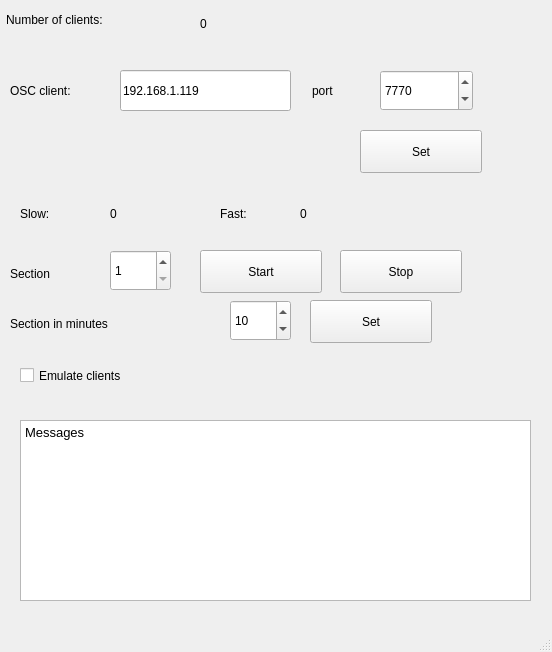
The window that mainwindow.ui (tarmoj/PNP2020-server) describes before a commit, drawn with Qt 5.
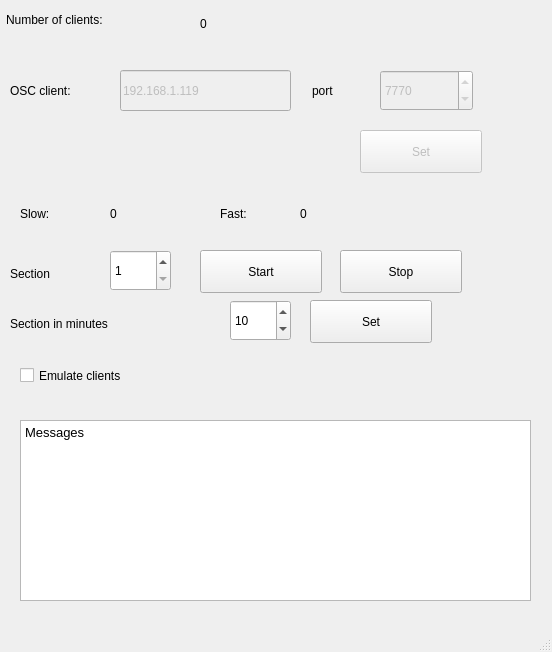
The same window after the commit.

Commit message: Improvements for performance in Afekt 2021.

What changed in the file:
```diff
--- a/mainwindow.ui
+++ b/mainwindow.ui
@@ -71,6 +71,9 @@
     </property>
    </widget>
    <widget class="QLineEdit" name="oscServerLineEdit">
+    <property name="enabled">
+     <bool>false</bool>
+    </property>
     <property name="geometry">
      <rect>
       <x>120</x>
@@ -97,6 +100,9 @@
     </property>
    </widget>
    <widget class="QSpinBox" name="portSpinBox">
+    <property name="enabled">
+     <bool>false</bool>
+    </property>
     <property name="geometry">
      <rect>
       <x>380</x>
@@ -113,6 +119,9 @@
     </property>
    </widget>
    <widget class="QPushButton" name="setOscButton">
+    <property name="enabled">
+     <bool>false</bool>
+    </property>
     <property name="geometry">
      <rect>
       <x>360</x>
```
Left out of the diff: 4 changed lines with no effect on the pictures. The commit also changes 2 other files.
